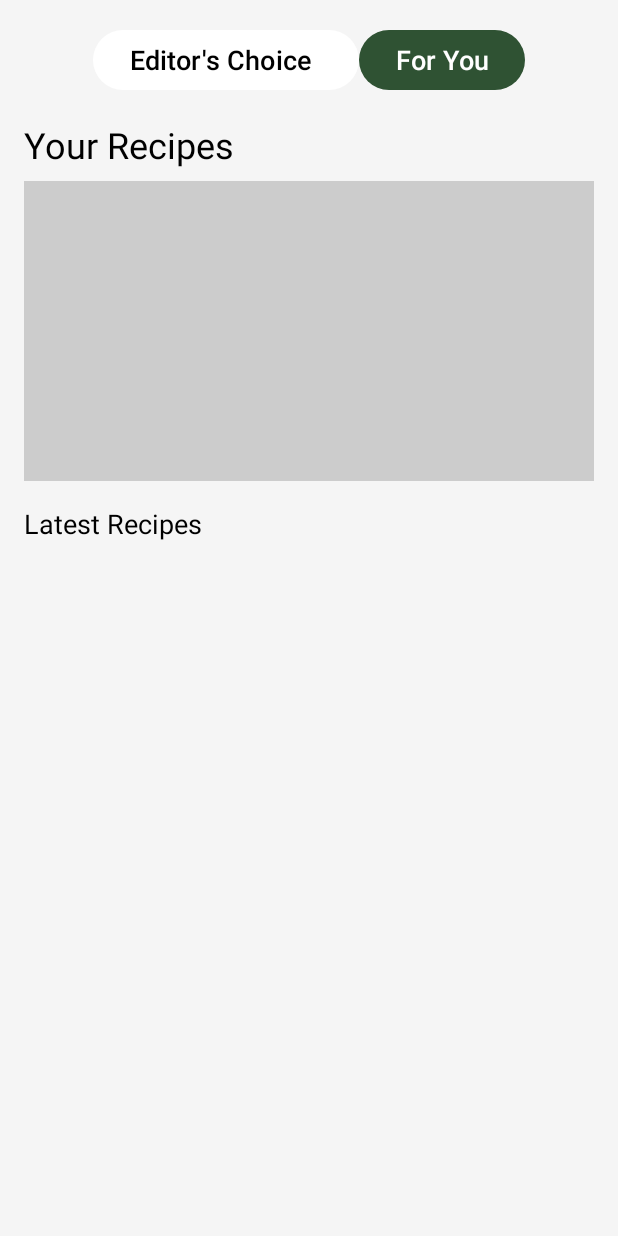
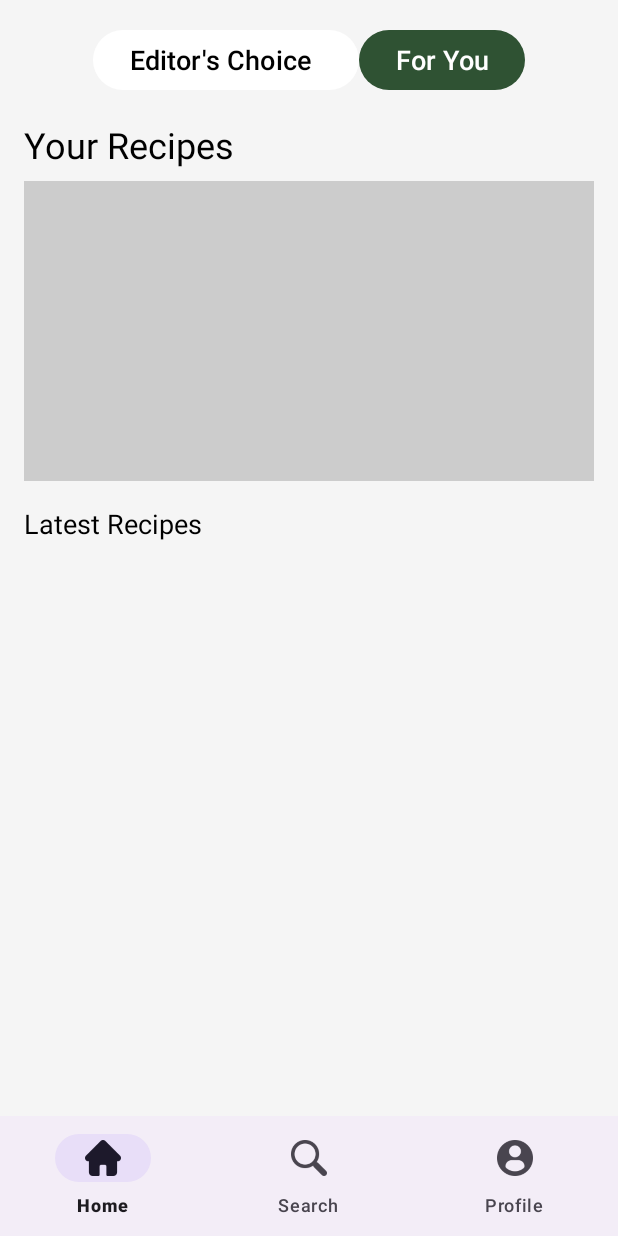
Before and after one commit to panchaliSam/Recipeez_Y2S2_MIT, an Android app: the Home screen opened directly, with no data from a screen before it, after a tap on "For You", on a phone screen of 412 x 824 dp. Run offline under Robolectric (Android 15) with nearby library versions, the phone set to English and light mode, and no system bars; our stand-ins replace Firebase (no records; nobody signed in at launch, a user with empty details on screens opened directly); 1 other tap on this screen came first.

Commit message:
Bottom Nav Home User Profile Fragment

```diff
--- a/app/src/main/AndroidManifest.xml
+++ b/app/src/main/AndroidManifest.xml
@@ -35,7 +35,7 @@
             android:name=".view.activities.UserAccountScreen"
             android:exported="true" />
         <activity
-            android:name=".view.activities.HomeScreen"
+            android:name=".view.activities.Main"
             android:exported="true" />
         <activity
             android:name=".view.activities.LoginScreen"
--- a/app/src/main/java/com/example/recipeez/view/activities/AllergyScreen.kt
+++ b/app/src/main/java/com/example/recipeez/view/activities/AllergyScreen.kt
@@ -66,7 +66,7 @@ class AllergyScreen : AppCompatActivity() {
         }
 
         skipButton.setOnClickListener {
-            val intent = Intent(this, HomeScreen::class.java)
+            val intent = Intent(this, Main::class.java)
             startActivity(intent)
             finish()
         }
@@ -106,7 +106,7 @@ class AllergyScreen : AppCompatActivity() {
             database.child(userId).updateChildren(userUpdates).addOnCompleteListener { task ->
                 if (task.isSuccessful) {
                     Toast.makeText(this, "Allergies saved successfully!", Toast.LENGTH_SHORT).show()
-                    val intent = Intent(this, HomeScreen::class.java)
+                    val intent = Intent(this, Main::class.java)
                     startActivity(intent)
                     finish()
                 } else {
--- a/app/src/main/java/com/example/recipeez/view/activities/LoginScreen.kt
+++ b/app/src/main/java/com/example/recipeez/view/activities/LoginScreen.kt
@@ -33,7 +33,7 @@ class LoginScreen : AppCompatActivity() {
             if (email.isNotEmpty() && pass.isNotEmpty()) {
                 firebaseAuth.signInWithEmailAndPassword(email, pass).addOnCompleteListener { task ->
                     if (task.isSuccessful) {
-                        val loginBtn = Intent(this, HomeScreen::class.java)
+                        val loginBtn = Intent(this, Main::class.java)
                         startActivity(loginBtn)
                         finish() // Optionally finish the LoginScreen activity so the user can't navigate back
                     } else {
--- /dev/null
+++ b/app/src/main/java/com/example/recipeez/view/activities/Main.kt
@@ -0,0 +1,50 @@
+package com.example.recipeez.view.activities
+
+import android.os.Bundle
+import androidx.appcompat.app.AppCompatActivity
+import androidx.fragment.app.Fragment
+import com.example.recipeez.R
+import com.example.recipeez.view.fragments.Home
+import com.example.recipeez.view.fragments.UserAccount
+//import com.example.recipeez.view.fragments.Settings
+import com.google.android.material.bottomnavigation.BottomNavigationView
+
+class Main : AppCompatActivity() {
+
+    override fun onCreate(savedInstanceState: Bundle?) {
+        super.onCreate(savedInstanceState)
+        setContentView(R.layout.activity_main)
+
+        // Get the BottomNavigationView from the layout
+        val bottomNavigationView = findViewById<BottomNavigationView>(R.id.bottomNavigationView)
+
+        // Load the Home fragment initially when the app starts
+        loadFragment(Home())
+
+        // Set a listener for item selection in the BottomNavigationView
+        bottomNavigationView.setOnItemSelectedListener { item ->
+            when (item.itemId) {
+                R.id.home -> {
+                    loadFragment(Home())  // Load Home fragment
+                    true
+                }
+                R.id.profile -> {
+                    loadFragment(UserAccount())  // Load Profile fragment
+                    true
+                }
+//                R.id.nav_settings -> {
+//                    loadFragment(Settings())  // Load Settings fragment
+//                    true
+//                }
+                else -> false  // Return false for unrecognized menu items
+            }
+        }
+    }
+
+    // A method to replace the current fragment in the FrameLayout container
+    private fun loadFragment(fragment: Fragment) {
+        supportFragmentManager.beginTransaction()
+            .replace(R.id.frame_layout, fragment)  // Use FrameLayout as container for fragments
+            .commit()  // Apply the fragment transaction
+    }
+}
--- a/app/src/main/java/com/example/recipeez/view/activities/HomeScreen.kt
+++ b/app/src/main/java/com/example/recipeez/view/fragments/Home.kt
@@ -1,25 +1,22 @@
-package com.example.recipeez.view.activities
+package com.example.recipeez.view.fragments
 
 import android.annotation.SuppressLint
-import android.content.Intent
 import android.graphics.Color
-import androidx.appcompat.app.AppCompatActivity
 import android.os.Bundle
+import android.view.LayoutInflater
+import android.view.View
+import android.view.ViewGroup
 import android.widget.Button
 import android.widget.ImageView
 import android.widget.LinearLayout
 import android.widget.Toast
+import androidx.fragment.app.Fragment
 import com.bumptech.glide.Glide
 import com.example.recipeez.R
 import com.google.firebase.auth.FirebaseAuth
-import com.google.firebase.database.DataSnapshot
-import com.google.firebase.database.DatabaseError
-import com.google.firebase.database.FirebaseDatabase
-import com.google.firebase.database.ValueEventListener
 import com.google.firebase.database.*
 
-
-class HomeScreen : AppCompatActivity() {
+class Home : Fragment() {
     private lateinit var todayRecipeImage: ImageView
     private lateinit var latestRecipesContainer: LinearLayout
     private lateinit var firebaseAuth: FirebaseAuth
@@ -29,57 +26,73 @@ class HomeScreen : AppCompatActivity() {
     private lateinit var editorsChoice: Button
     private lateinit var forYou: Button
 
-    @SuppressLint("MissingInflatedId")
-    override fun onCreate(savedInstanceState: Bundle?) {
-        super.onCreate(savedInstanceState)
-        setContentView(R.layout.activity_home_screen)
+    // Loading state
+    private var isLoading = false
 
-        todayRecipeImage = findViewById(R.id.today_recipe_image)
-        latestRecipesContainer = findViewById(R.id.latest_recipes_container)
-        editorsChoice = findViewById(R.id.editors_choice_button)
-        forYou = findViewById(R.id.for_you_button)
+    override fun onCreateView(
+        inflater: LayoutInflater, container: ViewGroup?,
+        savedInstanceState: Bundle?
+    ): View? {
+        val view = inflater.inflate(R.layout.fragment_home, container, false)
 
+        // Initialize Views
+        todayRecipeImage = view.findViewById(R.id.today_recipe_image)
+        latestRecipesContainer = view.findViewById(R.id.latest_recipes_container)
+        editorsChoice = view.findViewById(R.id.editors_choice_button)
+        forYou = view.findViewById(R.id.for_you_button)
+
+        // Initialize Firebase
         firebaseAuth = FirebaseAuth.getInstance()
         databaseReference = FirebaseDatabase.getInstance().reference
+
+        // Authenticate user and set up Firebase references
+        setupFirebaseRefs()
+
+        // Set up button listeners
+        setupButtonListeners()
+
+        return view
+    }
+
+    private fun setupFirebaseRefs() {
         firebaseAuth.currentUser?.let {
             userPreferencesRef = databaseReference.child("users").child(it.uid)
             recipesRef = databaseReference.child("recipes")
+            // Automatically load "For You" tab
+            loadUserPreferences(forYouSelected = true)
         } ?: run {
-            Toast.makeText(this, "User not authenticated", Toast.LENGTH_SHORT).show()
-            return
-        }
-
-        checkUserAuthentication()
-        setupButtonListeners()
-    }
-
-    private fun checkUserAuthentication() {
-        firebaseAuth.currentUser?.let {
-            loadUserPreferences(forYouSelected = true) // Default to "For You" tab
-        } ?: run {
-            Toast.makeText(this, "Please log in to view recipes", Toast.LENGTH_SHORT).show()
+            Toast.makeText(context, "User not authenticated", Toast.LENGTH_SHORT).show()
         }
     }
 
     private fun setupButtonListeners() {
         forYou.setOnClickListener {
-            setButtonStyle(forYou, editorsChoice)
-            loadUserPreferences(forYouSelected = true)
+            if (!isLoading) {
+                setButtonStyle(forYou, editorsChoice)
+                loadUserPreferences(forYouSelected = true)
+            }
         }
 
         editorsChoice.setOnClickListener {
-            setButtonStyle(editorsChoice, forYou)
-            loadUserPreferences(forYouSelected = false)
+            if (!isLoading) {
+                setButtonStyle(editorsChoice, forYou)
+                loadUserPreferences(forYouSelected = false)
+            }
         }
     }
 
+    // Updated to load preferences based on selected tab
     private fun loadUserPreferences(forYouSelected: Boolean) {
+        if (isLoading) return
+
         userPreferencesRef.addListenerForSingleValueEvent(object : ValueEventListener {
             override fun onDataChange(snapshot: DataSnapshot) {
+                // Extract user preferences
                 val foodType = snapshot.child("foodType").getValue(String::class.java) ?: ""
                 val cuisinesList = snapshot.child("cuisines").children.mapNotNull { it.getValue(String::class.java) }
                 val cuisinePreference = cuisinesList.firstOrNull() ?: ""
 
+                // Based on tab selection, load recipes
                 if (forYouSelected) {
                     loadRecipes(foodType, cuisinePreference)
                 } else {
@@ -88,12 +101,17 @@ class HomeScreen : AppCompatActivity() {
             }
 
             override fun onCancelled(error: DatabaseError) {
-                Toast.makeText(this@HomeScreen, "Failed to load preferences", Toast.LENGTH_SHORT).show()
+                Toast.makeText(context, "Failed to load preferences", Toast.LENGTH_SHORT).show()
             }
         })
     }
 
+    // Updated to optimize querying logic
     private fun loadRecipes(foodType: String = "", cuisinePreference: String = "") {
+        if (isLoading) return
+
+        isLoading = true // Start loading
+
         val query = if (foodType.isNotEmpty() && cuisinePreference.isNotEmpty()) {
             recipesRef.orderByChild("cuisine").equalTo(cuisinePreference)
         } else {
@@ -104,8 +122,8 @@ class HomeScreen : AppCompatActivity() {
             override fun onDataChange(snapshot: DataSnapshot) {
                 val recipesList = snapshot.children.toList()
 
+                // Display today's recipe as the banner
                 if (recipesList.isNotEmpty()) {
-                    // First recipe goes to loadBannerRecipes
                     val firstRecipe = recipesList.first()
                     val imageUrl = firstRecipe.child("imageUrl").getValue(String::class.java)
                     val vegPreference = firstRecipe.child("foodType").getValue(String::class.java) ?: ""
@@ -114,25 +132,28 @@ class HomeScreen : AppCompatActivity() {
                         loadBannerRecipes(imageUrl)
                     }
 
-                    // Rest of the recipes go to loadLatestRecipes
+                    // Load the latest recipes excluding today's recipe
                     val latestRecipes = recipesList.drop(1)
                     loadLatestRecipes(latestRecipes, foodType)
                 }
+
+                isLoading = false // Stop loading
             }
 
             override fun onCancelled(error: DatabaseError) {
-                Toast.makeText(this@HomeScreen, "Failed to load recipes", Toast.LENGTH_SHORT).show()
+                Toast.makeText(context, "Failed to load recipes", Toast.LENGTH_SHORT).show()
+                isLoading = false
             }
         })
     }
 
     private fun loadBannerRecipes(imageUrl: String?) {
         imageUrl?.let {
-            Glide.with(this@HomeScreen)
+            Glide.with(this@Home)
                 .load(it)
                 .into(todayRecipeImage)
         } ?: run {
-            Toast.makeText(this@HomeScreen, "No banner image available", Toast.LENGTH_SHORT).show()
+            Toast.makeText(context, "No banner image available", Toast.LENGTH_SHORT).show()
         }
     }
 
@@ -144,12 +165,12 @@ class HomeScreen : AppCompatActivity() {
             val vegPreference = recipeSnapshot.child("foodType").getValue(String::class.java) ?: ""
 
             if (vegPreference == foodType || foodType.isEmpty()) {
-                val imageView = ImageView(this@HomeScreen)
+                val imageView = ImageView(context)
                 val params = LinearLayout.LayoutParams(250, 250).apply { setMargins(8, 0, 8, 0) }
                 imageView.layoutParams = params
                 imageView.scaleType = ImageView.ScaleType.CENTER_CROP
 
-                Glide.with(this@HomeScreen)
+                Glide.with(this@Home)
                     .load(imageUrl)
                     .into(imageView)
 
@@ -158,6 +179,7 @@ class HomeScreen : AppCompatActivity() {
         }
     }
 
+    // Button style toggle
     private fun setButtonStyle(activeButton: Button, inactiveButton: Button) {
         activeButton.setBackgroundColor(Color.parseColor("#2F5233"))
         activeButton.setTextColor(Color.WHITE)
--- /dev/null
+++ b/app/src/main/res/layout/activity_main.xml
@@ -0,0 +1,30 @@
+<?xml version="1.0" encoding="utf-8"?>
+<androidx.constraintlayout.widget.ConstraintLayout xmlns:android="http://schemas.android.com/apk/res/android"
+    xmlns:app="http://schemas.android.com/apk/res-auto"
+    xmlns:tools="http://schemas.android.com/tools"
+    android:layout_width="match_parent"
+    android:layout_height="match_parent"
+    tools:context=".MainActivity">
+
+    <FrameLayout
+        android:id="@+id/frame_layout"
+        android:layout_width="0dp"
+        android:layout_height="0dp"
+        app:layout_constraintBottom_toTopOf="@+id/bottomNavigationView"
+        app:layout_constraintEnd_toEndOf="parent"
+        app:layout_constraintStart_toStartOf="parent"
+        app:layout_constraintTop_toTopOf="parent">
+
+    </FrameLayout>
+
+    <com.google.android.material.bottomnavigation.BottomNavigationView
+        android:id="@+id/bottomNavigationView"
+        android:layout_width="0dp"
+        android:layout_height="wrap_content"
+        app:layout_constraintBottom_toBottomOf="parent"
+        app:layout_constraintEnd_toEndOf="parent"
+        app:layout_constraintStart_toStartOf="parent"
+        app:menu="@menu/activity_bottom_nav">
+
+    </com.google.android.material.bottomnavigation.BottomNavigationView>
+</androidx.constraintlayout.widget.ConstraintLayout>
--- a/app/src/main/res/layout/activity_home_screen.xml
+++ b/app/src/main/res/layout/fragment_home.xml
@@ -1,3 +1,4 @@
+<?xml version="1.0" encoding="utf-8"?>
 <LinearLayout xmlns:android="http://schemas.android.com/apk/res/android"
     xmlns:tools="http://schemas.android.com/tools"
     android:layout_width="match_parent"
@@ -5,7 +6,7 @@
     android:orientation="vertical"
     android:padding="16dp"
     android:background="#f5f5f5"
-    tools:context=".view.activities.HomeScreen">
+    tools:context=".view.fragments.Home">
 
     <!-- Editor's Choice and For You section -->
     <LinearLayout
--- /dev/null
+++ b/app/src/main/res/menu/activity_bottom_nav.xml
@@ -0,0 +1,15 @@
+<menu xmlns:android="http://schemas.android.com/apk/res/android"
+    android:popupTheme="@style/CustomMenuStyle">
+    <item
+        android:id="@+id/home"
+        android:icon="@drawable/home"
+        android:title="Home" />
+    <item
+        android:id="@+id/search"
+        android:icon="@drawable/search"
+        android:title="Search" />
+    <item
+        android:id="@+id/profile"
+        android:icon="@drawable/userwhite"
+        android:title="Profile" />
+</menu>
--- a/app/src/main/res/values/strings.xml
+++ b/app/src/main/res/values/strings.xml
@@ -46,5 +46,7 @@
         <item>Veg</item>
         <item>Non-veg</item>
     </string-array>
+    <!-- TODO: Remove or change this placeholder text -->
+    <string name="hello_blank_fragment">Hello blank fragment</string>
 
 </resources>
--- /dev/null
+++ b/app/src/main/res/values/styles.xml
@@ -0,0 +1,6 @@
+<resources>
+    <!-- Define a custom style for the menu -->
+    <style name="CustomMenuStyle" parent="Widget.AppCompat.PopupMenu.Overflow">
+        <item name="android:itemBackground">@color/statusBar</item>
+    </style>
+</resources>
```
Also changed, not shown: app/src/main/java/com/example/recipeez/view/activities/UserAccountScreen.kt (deleted, +0 -12 lines), app/src/main/java/com/example/recipeez/view/fragments/UserAccount.kt (added, +87 -0 lines), app/src/main/res/layout/activity_user_account_screen.xml (deleted, +0 -9 lines), app/src/main/res/layout/fragment_user_account.xml (added, +63 -0 lines), app/src/main/res/drawable/folder.png (added), app/src/main/res/drawable/home.png (added), app/src/main/res/drawable/search.png (added), app/src/main/res/drawable/user.png (added), app/src/main/res/drawable/userwhite.png (added).
